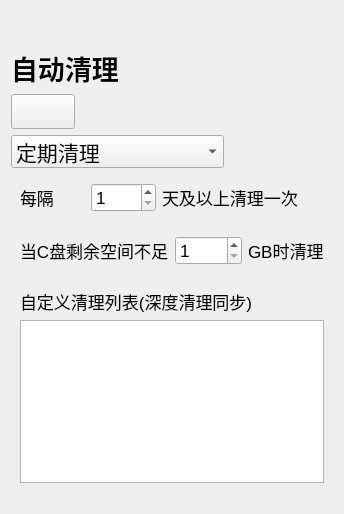
The window that resource/ui/auto_ui.ui (darkmatter2048/WindowsCleaner) describes before a commit, drawn with Qt 5.
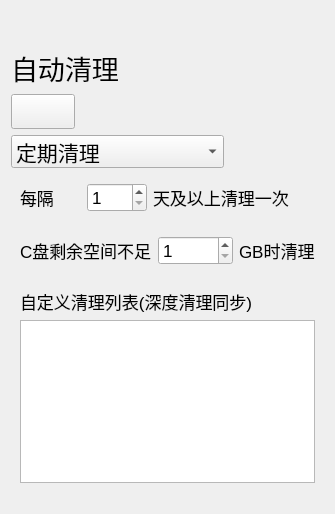
The same window after the commit. Custom widgets are drawn as their Qt base class.

Patch:
```diff
--- a/resource/ui/auto_ui.ui
+++ b/resource/ui/auto_ui.ui
@@ -38,8 +38,10 @@
       <widget class="LargeTitleLabel" name="label">
        <property name="font">
         <font>
+         <family>Microsoft YaHei UI</family>
          <pointsize>20</pointsize>
-         <bold>true</bold>
+         <weight>50</weight>
+         <bold>false</bold>
         </font>
        </property>
        <property name="text">
@@ -140,6 +142,7 @@
        <widget class="CaptionLabel" name="label_2">
         <property name="font">
          <font>
+          <family>Microsoft YaHei UI</family>
           <pointsize>13</pointsize>
          </font>
         </property>
@@ -152,6 +155,7 @@
        <widget class="CompactSpinBox" name="spinBox">
         <property name="font">
          <font>
+          <family>Microsoft YaHei UI</family>
           <pointsize>13</pointsize>
          </font>
         </property>
@@ -167,6 +171,7 @@
        <widget class="CaptionLabel" name="label_4">
         <property name="font">
          <font>
+          <family>Microsoft YaHei UI</family>
           <pointsize>13</pointsize>
          </font>
         </property>
@@ -185,11 +190,12 @@
        <widget class="CaptionLabel" name="label_5">
         <property name="font">
          <font>
+          <family>Microsoft YaHei UI</family>
           <pointsize>13</pointsize>
          </font>
         </property>
         <property name="text">
-         <string>当C盘剩余空间不足</string>
+         <string>C盘剩余空间不足</string>
         </property>
        </widget>
       </item>
@@ -197,6 +203,7 @@
        <widget class="CompactSpinBox" name="spinBox_2">
         <property name="font">
          <font>
+          <family>Microsoft YaHei UI</family>
           <pointsize>13</pointsize>
          </font>
         </property>
@@ -212,6 +219,7 @@
        <widget class="CaptionLabel" name="label_6">
         <property name="font">
          <font>
+          <family>Microsoft YaHei UI</family>
           <pointsize>13</pointsize>
          </font>
         </property>
@@ -230,6 +238,7 @@
        <widget class="PlainTextEdit" name="textEdit">
         <property name="font">
          <font>
+          <family>Microsoft YaHei UI</family>
           <pointsize>13</pointsize>
          </font>
         </property>
@@ -239,6 +248,7 @@
        <widget class="CaptionLabel" name="label_3">
         <property name="font">
          <font>
+          <family>Microsoft YaHei UI</family>
           <pointsize>13</pointsize>
          </font>
         </property>
```
Left out of the diff: 1 changed line with no effect on the pictures.
